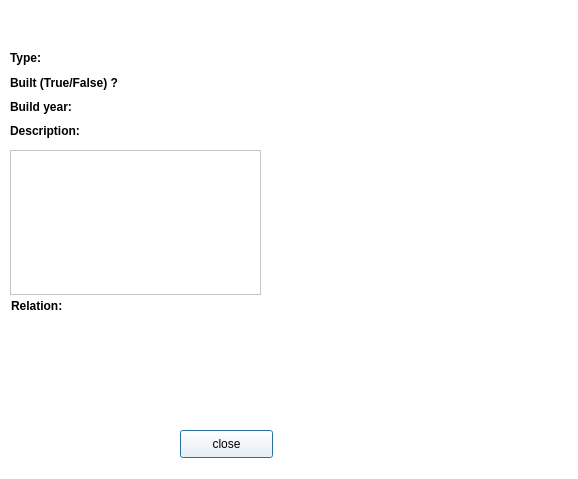
This is vika3/ui/moreinfocomputer.ui in hlynurstef/Verklegt-namskeid-1-vika-3 as Qt 5 draws it before an edit. The edited form follows.
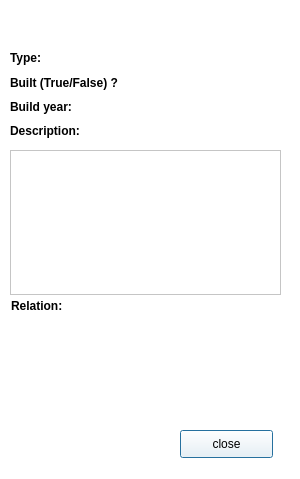
This is the edited form. Icons and pictures are not drawn.

Commit message: lagfæring more info

Diff of the .ui file:
```diff
--- a/vika3/ui/moreinfocomputer.ui
+++ b/vika3/ui/moreinfocomputer.ui
@@ -6,13 +6,13 @@
    <rect>
     <x>0</x>
     <y>0</y>
-    <width>578</width>
+    <width>300</width>
     <height>479</height>
    </rect>
   </property>
   <property name="minimumSize">
    <size>
-    <width>578</width>
+    <width>300</width>
     <height>479</height>
    </size>
   </property>
@@ -31,7 +31,7 @@
     <rect>
      <x>10</x>
      <y>150</y>
-     <width>251</width>
+     <width>271</width>
      <height>145</height>
     </rect>
    </property>
@@ -81,12 +81,12 @@
     <string>close</string>
    </property>
   </widget>
-  <widget class="QWidget" name="">
+  <widget class="QWidget" name="layoutWidget">
    <property name="geometry">
     <rect>
      <x>10</x>
      <y>10</y>
-     <width>251</width>
+     <width>271</width>
      <height>130</height>
     </rect>
    </property>
```
